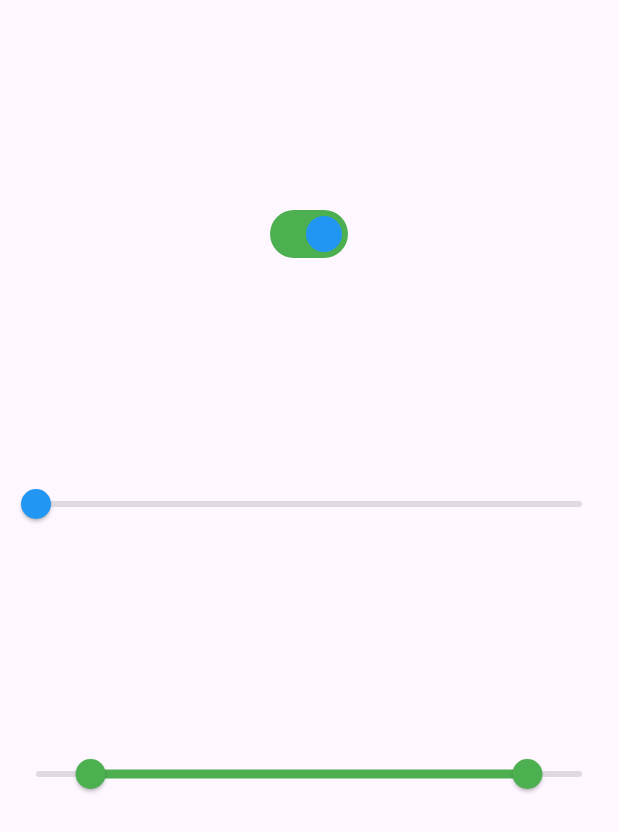
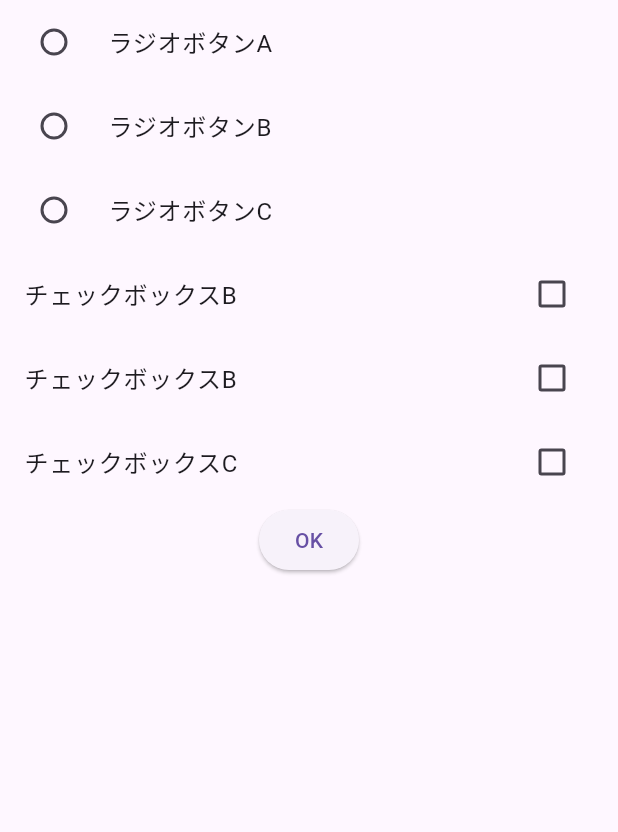
Before and after one commit to kabikira/flutter_note, a Flutter app: the screen it shows after launch, on a phone screen of 412 x 824 dp. Shown: the top 832 px of the screen. Run offline on Flutter 3.47's test engine with Material 3 defaults, Android fonts, the light colour scheme and no system bars; our stand-ins replace flutter_riverpod, go_router.

Commit message:
#15ラジオボタンチェックボックス

```diff
--- a/lib/main.dart
+++ b/lib/main.dart
@@ -11,16 +11,16 @@ void main() {
   runApp(scope);
 }
 
-final isOnProvider = StateProvider((ref) {
-  return true;
+// 選ばれたラジオボタンID
+final radioIdProvider = StateProvider<String?>((ref) {
+  // 最初はどれも選ばれていないので null
+  return null;
 });
 
-final valueProvider = StateProvider((ref) {
-  return 0.0;
-});
-
-final rangeProvider = StateProvider((ref) {
-  return const RangeValues(0.1, 0.9);
+// 選ばれたチェックボックスIDたち
+final checkedIdsProvider = StateProvider<Set<String>>((ref) {
+  // 最初は空っぽ {}
+  return {};
 });
 
 class Home extends ConsumerWidget {
@@ -28,63 +28,70 @@ class Home extends ConsumerWidget {
 
   @override
   Widget build(BuildContext context, WidgetRef ref) {
-    // トグルスイッチ
-    final isOn = ref.watch(isOnProvider);
-    final toggleSwitch = Switch(
-      value: isOn,
-      onChanged: (isOn) {
-        ref.read(isOnProvider.notifier).state = isOn;
-      },
-      // 色を変える
-      activeColor: Colors.blue,
-      activeTrackColor: Colors.green,
-      inactiveThumbColor: Colors.black,
-      inactiveTrackColor: Colors.grey,
+    final radioId = ref.watch(radioIdProvider);
+    final checkedIds = ref.watch(checkedIdsProvider);
+
+    void onChangedRadio(String? id) {
+      ref.read(radioIdProvider.notifier).state = id!;
+    }
+
+    void onChangedCheckbox(String id) {
+      final newSet = Set.of(checkedIds);
+      if (checkedIds.contains(id)) {
+        newSet.remove(id);
+      } else {
+        newSet.add(id);
+      }
+      ref.read(checkedIdsProvider.notifier).state = newSet;
+    }
+
+    // 縦に並べる
+    final col = Column(
+      children: [
+        RadioListTile(
+          groupValue: radioId,
+          onChanged: onChangedRadio,
+          value: 'A',
+          title: const Text('ラジオボタンA'),
+        ),
+        RadioListTile(
+          groupValue: radioId,
+          onChanged: onChangedRadio,
+          value: 'B',
+          title: const Text('ラジオボタンB'),
+        ),
+        RadioListTile(
+          groupValue: radioId,
+          onChanged: onChangedRadio,
+          value: 'C',
+          title: const Text('ラジオボタンC'),
+        ),
+        CheckboxListTile(
+          value: checkedIds.contains('A'),
+          onChanged: (check) => onChangedCheckbox('A'),
+          title: const Text('チェックボックスB'),
+        ),
+        CheckboxListTile(
+          onChanged: (check) => onChangedCheckbox('B'),
+          value: checkedIds.contains('B'),
+          title: const Text('チェックボックスB'),
+        ),
+        CheckboxListTile(
+          onChanged: (check) => onChangedCheckbox('C'),
+          value: checkedIds.contains('C'),
+          title: const Text('チェックボックスC'),
+        ),
+        ElevatedButton(
+          onPressed: () {
+            debugPrint(radioId);
+            debugPrint(checkedIds.toString());
+          },
+          child: const Text('OK'),
+        )
+      ],
     );
-
-    // スライダー
-    final value = ref.watch(valueProvider);
-    final slider = Slider(
-      value: value,
-      onChanged: (value) {
-        ref.read(valueProvider.notifier).state = value;
-      },
-      // 色を変える
-      thumbColor: Colors.blue,
-      activeColor: Colors.green,
-      inactiveColor: Colors.black12,
-    );
-
-    // レンジスライダー
-    final range = ref.watch(rangeProvider);
-    final rangeSlider = RangeSlider(
-      values: range,
-      onChanged: (value) {
-        ref.read(rangeProvider.notifier).state = value;
-      },
-      // 色を変える
-      activeColor: Colors.green,
-      inactiveColor: Colors.black12,
-    );
-
-    final con = Container(
-      width: value * 300,
-      height: 20,
-      color: Colors.blue,
-    );
-
     return Scaffold(
-      body: Center(
-        child: Column(
-          mainAxisAlignment: MainAxisAlignment.spaceEvenly,
-          children: [
-            toggleSwitch,
-            slider,
-            rangeSlider,
-            con,
-          ],
-        ),
-      ),
+      body: col,
     );
   }
 }
```
